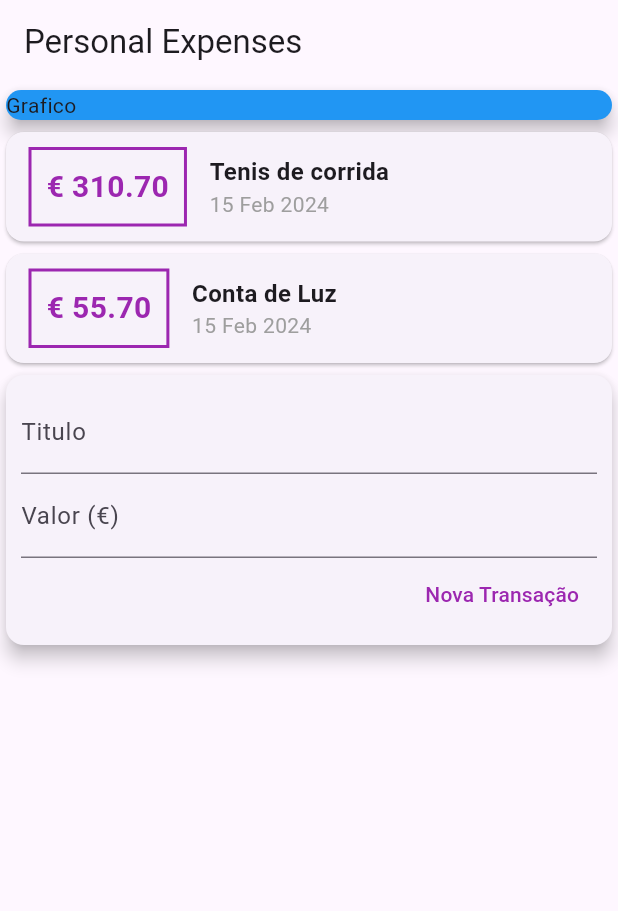
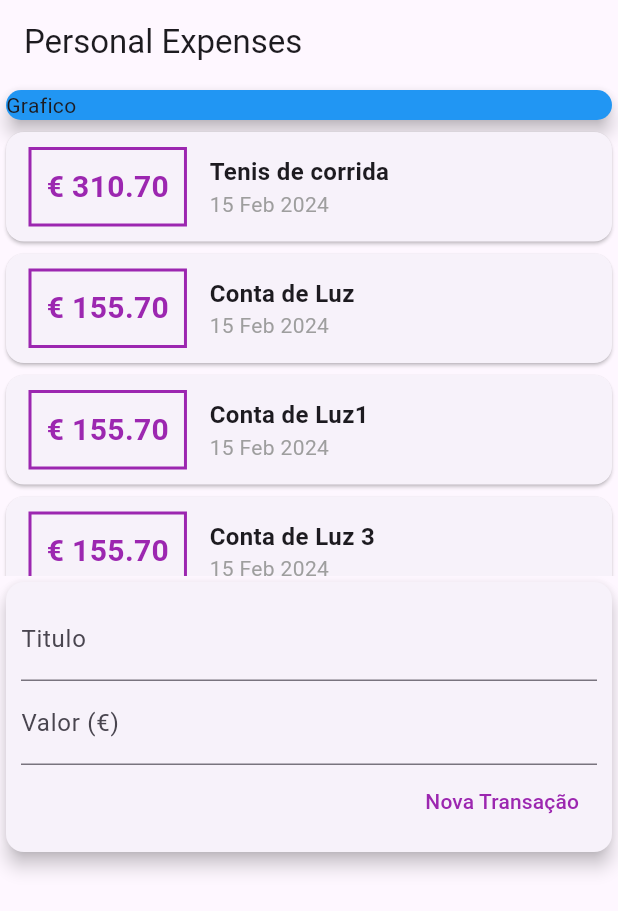
Before and after one commit to lmlpereira/financial_app, a Flutter app: the screen it shows after launch, after a tap on "Nova Transação", on a phone screen of 412 x 824 dp. Shown: the top 911 px of the screen. Run offline on Flutter 3.47's test engine with Material 3 defaults, Android fonts, the phone set to English and light mode, and no system bars; missing offline and left inert: dart:ffi.

Commit message:
modified:   lib/components/transaction_form.dart 	modified:   lib/components/transaction_list.dart 	modified:   lib/components/transaction_user.dart 	modified:   lib/main.dart

```diff
--- a/lib/components/transaction_form.dart
+++ b/lib/components/transaction_form.dart
@@ -1,9 +1,15 @@
+import 'dart:ffi';
+
 import 'package:flutter/material.dart';
 
 class TransactionForm extends StatelessWidget {
 
   final titleController = TextEditingController();
   final valueController = TextEditingController();
+
+  final void Function (String,double) onSubmit;
+
+  TransactionForm(this.onSubmit);
 
   @override
   Widget build(BuildContext context) {
@@ -27,10 +33,11 @@ class TransactionForm extends StatelessWidget {
                     mainAxisAlignment: MainAxisAlignment.end,
                     children: [
                       TextButton(
-                        child: Text('Nova Transação', style: TextStyle(color: Colors.purple),),
+                        child: const Text('Nova Transação', style: TextStyle(color: Colors.purple),),
                         onPressed: (){
-                          print(titleController.text);
-                          print(valueController.text);
+                          onSubmit(titleController.text, double.tryParse(valueController.text) ?? 0.0);
+                          //print(titleController.text);
+                          //print(valueController.text);
                         })
                       ,
                     ],
--- a/lib/components/transaction_list.dart
+++ b/lib/components/transaction_list.dart
@@ -11,7 +11,9 @@ class TransactionList extends StatelessWidget{
 
   @override
   Widget build(BuildContext context) {
-    return Column(
+    return Container(
+      height: 300,
+      child: ListView(
               children: transactions.map((tr){
                 return Card(child:
                   Row(children: [
@@ -33,6 +35,7 @@ class TransactionList extends StatelessWidget{
                     )
                   ]),);
               }).toList(),
+            ),
     );
   }
 
--- a/lib/components/transaction_user.dart
+++ b/lib/components/transaction_user.dart
@@ -1,4 +1,6 @@
 // ignore_for_file: use_key_in_widget_constructors
+
+import 'dart:math';
 
 import 'package:financial_app/models/transaction.dart';
 import 'package:flutter/material.dart';
@@ -23,9 +25,48 @@ class _TransactionUserState extends State<TransactionUser> {
         Transaction(
           id:"t2",
           title: "Conta de Luz",
-          value: 55.70,
+          value: 155.70,
+          date: DateTime.now()),
+          Transaction(
+          id:"t3",
+          title: "Conta de Luz1",
+          value: 155.70,
+          date: DateTime.now()),
+          Transaction(
+          id:"t20",
+          title: "Conta de Luz 3",
+          value: 155.70,
+          date: DateTime.now()),
+          Transaction(
+          id:"t10",
+          title: "Conta de Luz 10",
+          value: 155.70,
+          date: DateTime.now()),
+          Transaction(
+          id:"11",
+          title: "Conta de Luz 11",
+          value: 155.70,
+          date: DateTime.now()),
+          Transaction(
+          id:"12",
+          title: "Conta de Luz 12",
+          value: 155.70,
+          date: DateTime.now()),
+          Transaction(
+          id:"13",
+          title: "Conta de Luz 13",
+          value: 155.70,
           date: DateTime.now())
           ];
+
+
+  _addTransaction(String title, double value){
+    final newTransaction = Transaction(id: Random().nextDouble().toString(), title: title, value: value, date: DateTime.now());
+
+    setState(() {
+      _transactions.add(newTransaction);
+    });
+  }
 
 
   @override
@@ -33,7 +74,7 @@ class _TransactionUserState extends State<TransactionUser> {
     return Column(
       children: [
         TransactionList(_transactions),
-        TransactionForm(),
+        TransactionForm(_addTransaction),
       ],
     );
   }
--- a/lib/main.dart
+++ b/lib/main.dart
@@ -23,7 +23,8 @@ class MyHomePage extends StatelessWidget{
   Widget build(BuildContext context) {
     return Scaffold(
       appBar: AppBar(title: const Text('Personal Expenses')),
-      body: Column(
+      body: SingleChildScrollView(
+        child: Column(
           crossAxisAlignment: CrossAxisAlignment.stretch,
           children: [
              Container(
@@ -32,6 +33,7 @@ class MyHomePage extends StatelessWidget{
             ),
             TransactionUser()
           ],
+        ),
       )
     );
   }
```
Lines whose indentation alone changed are shown as unchanged.
